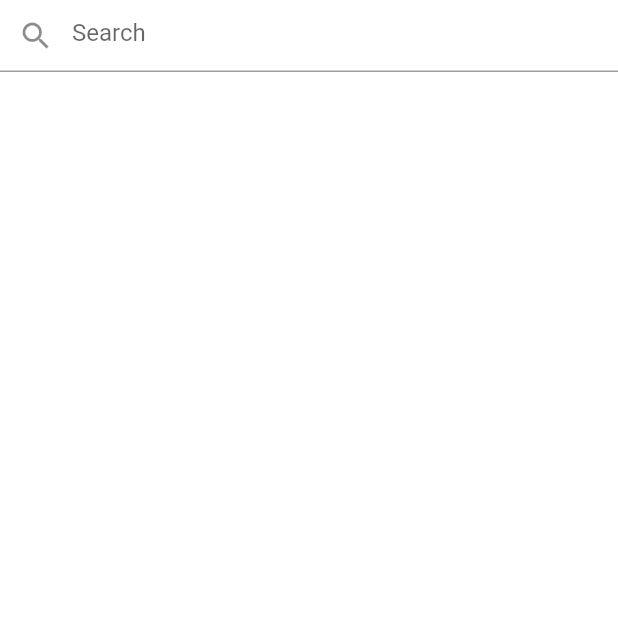
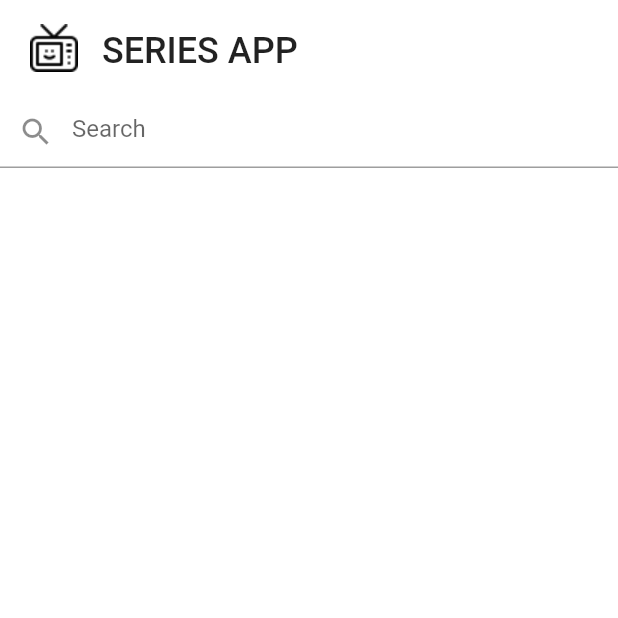
Before and after one commit to daniloapr/series_app, a Flutter app: the screen it shows after launch, on a phone screen of 412 x 824 dp, the top half of it. Run offline on Flutter 3.47's test engine with Material 2 defaults, Android fonts, the phone set to English and light mode, and no system bars; our stand-ins replace dio, get_it, rxdart; network calls fail.

Commit message:
feat: add home title

```diff
--- /dev/null
+++ b/lib/assets/images/images.dart
@@ -0,0 +1,8 @@
+class Images {
+  const Images._();
+
+  static const _base = 'lib/assets/images';
+
+  static const logo = '$_base/logo.png';
+  static const logo32Px = '$_base/logo_32px.png';
+}
--- a/lib/constants/dimens.dart
+++ b/lib/constants/dimens.dart
@@ -1,4 +1,7 @@
-abstract class Dimens {
+class Dimens {
+  const Dimens._();
+
   static const double cardRadius = 16.0;
   static const double listHorizontalPadding = 50.0;
+  static const double horizontalPadding = 20.0;
 }
--- a/lib/features/home/components/search_bar.dart
+++ b/lib/features/home/components/search_bar.dart
@@ -1,8 +1,8 @@
 import 'package:flutter/material.dart';
 import 'package:series_app/constants/strings.dart';
 
-class SearchBar extends StatelessWidget {
-  const SearchBar({Key? key}) : super(key: key);
+class SearchFormField extends StatelessWidget {
+  const SearchFormField({Key? key}) : super(key: key);
 
   @override
   Widget build(BuildContext context) {
--- a/lib/features/home/home_screen.dart
+++ b/lib/features/home/home_screen.dart
@@ -1,5 +1,8 @@
 import 'package:flutter/material.dart';
+import 'package:series_app/assets/images/images.dart';
 import 'package:series_app/constants/colors.dart';
+import 'package:series_app/constants/dimens.dart';
+import 'package:series_app/constants/strings.dart';
 import 'package:series_app/features/home/components/home_error_widget.dart';
 import 'package:series_app/features/home/components/search_bar.dart';
 import 'package:series_app/features/home/components/tv_shows_list.dart';
@@ -36,7 +39,8 @@ class _HomeScreenState extends State<HomeScreen> {
       body: SafeArea(
         child: Column(
           children: [
-            const SearchBar(),
+            const HomeTitle(),
+            const SearchFormField(),
             Expanded(
               child: StreamBuilder<HomeState>(
                 stream: _controller.stateStream,
@@ -65,3 +69,36 @@ class _HomeScreenState extends State<HomeScreen> {
     );
   }
 }
+
+class HomeTitle extends StatelessWidget {
+  const HomeTitle({Key? key}) : super(key: key);
+
+  @override
+  Widget build(BuildContext context) {
+    return SafeArea(
+      child: Padding(
+        padding: const EdgeInsets.symmetric(
+          vertical: 16.0,
+          horizontal: Dimens.horizontalPadding,
+        ),
+        child: Row(
+          crossAxisAlignment: CrossAxisAlignment.end,
+          children: [
+            Image.asset(
+              Images.logo32Px,
+            ),
+            const SizedBox(width: 16),
+            Text(
+              Strings.appName.toUpperCase(),
+              textAlign: TextAlign.left,
+              style: Theme.of(context).textTheme.headline5?.copyWith(
+                    color: AppColors.black,
+                    fontWeight: FontWeight.w500,
+                  ),
+            ),
+          ],
+        ),
+      ),
+    );
+  }
+}
```
Also changed, not shown: pubspec.yaml (+3 -62 lines), lib/assets/images/logo.png (added), lib/assets/images/logo_32px.png (added).
